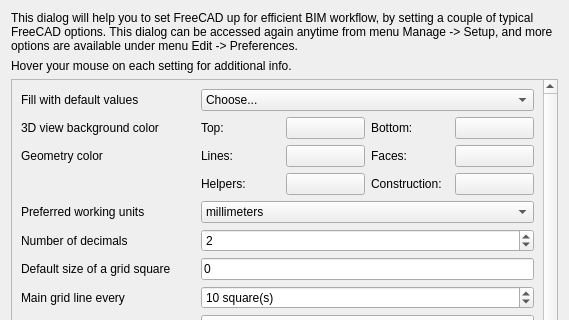
Before: the Qt Designer form dialogSetup.ui in yorikvanhavre/BIM_Workbench, drawn with Qt 5; both pictures show x 0 to 569 and y 0 to 320 of the 569 by 674 pixel window.
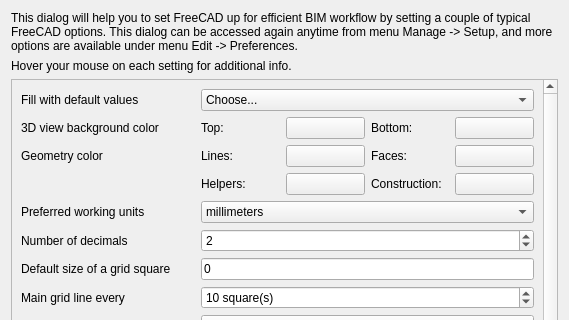
After: the same form once the commit is applied. Custom widgets are drawn as their Qt base class.

The edit to the form file:
```diff
--- a/dialogSetup.ui
+++ b/dialogSetup.ui
@@ -20,7 +20,7 @@
    <item>
     <widget class="QLabel" name="label_2">
      <property name="text">
-      <string>This dialog will help you to set FreeCAD up for efficient BIM workflow, by setting a couple of typical FreeCAD options. This dialog can be accessed again anytime from menu Manage -&gt; Setup, and more options are available under menu Edit -&gt; Preferences.</string>
+      <string>This dialog will help you to set FreeCAD up for efficient BIM workflow by setting a couple of typical FreeCAD options. This dialog can be accessed again anytime from menu Manage -&gt; Setup, and more options are available under menu Edit -&gt; Preferences.</string>
      </property>
      <property name="wordWrap">
       <bool>true</bool>
```
